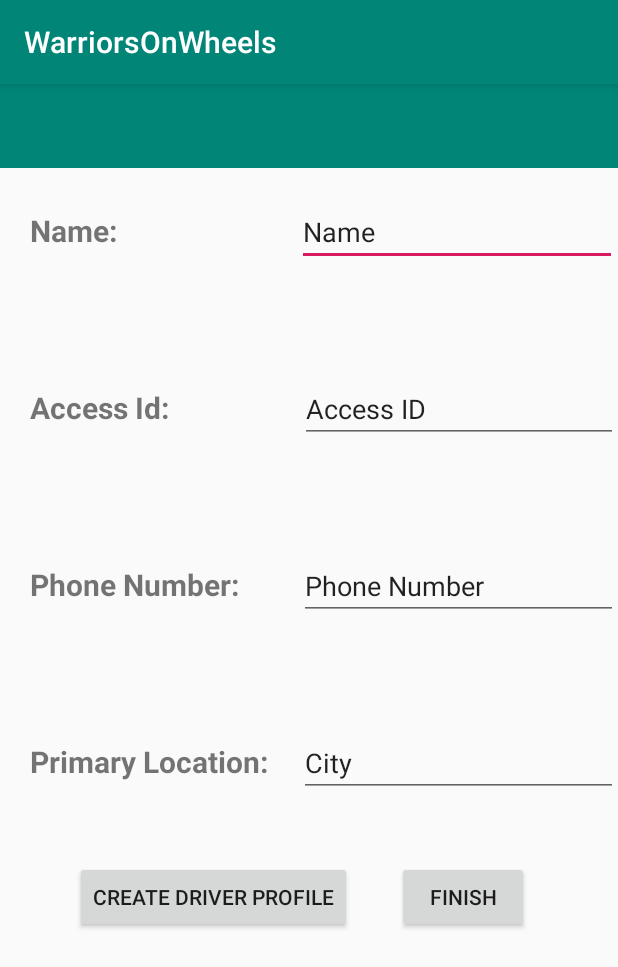
After one commit to WSU-4110/CarpoolingApp, an Android app: the PassengerProfile screen opened directly, with no data from a screen before it, on a phone screen of 412 x 824 dp. The commit adds this screen. Shown: the top 967 px of the screen. Run offline under Robolectric (Android 15) with nearby library versions, the phone set to English and light mode, and no system bars.

Commit message:
Google Login Integration + Setting Up Driver Profile

```diff
--- /dev/null
+++ b/WarriorsOnWheels/app/src/main/java/com/example/warriorsonwheels/DriverProfile.java
@@ -0,0 +1,4 @@
+package com.example.warriorsonwheels;
+
+public class DriverProfile {
+}
--- a/WarriorsOnWheels/app/src/main/java/com/example/warriorsonwheels/MainActivity.java
+++ b/WarriorsOnWheels/app/src/main/java/com/example/warriorsonwheels/MainActivity.java
@@ -1,40 +1,33 @@
 package com.example.warriorsonwheels;
 
-import androidx.annotation.NonNull;
-import androidx.annotation.Nullable;
-import androidx.appcompat.app.AppCompatActivity;
-
 import android.content.Intent;
-import android.media.Image;
 import android.os.Bundle;
-import android.util.Log;
 import android.view.View;
 import android.widget.Button;
 import android.widget.ImageView;
 import android.widget.LinearLayout;
 import android.widget.TextView;
 
+import androidx.annotation.NonNull;
+import androidx.annotation.Nullable;
+import androidx.appcompat.app.AppCompatActivity;
+
 import com.bumptech.glide.Glide;
 import com.google.android.gms.auth.api.Auth;
-import com.google.android.gms.auth.api.signin.GoogleSignIn;
 import com.google.android.gms.auth.api.signin.GoogleSignInAccount;
-import com.google.android.gms.auth.api.signin.GoogleSignInClient;
 import com.google.android.gms.auth.api.signin.GoogleSignInOptions;
 import com.google.android.gms.auth.api.signin.GoogleSignInResult;
 import com.google.android.gms.common.ConnectionResult;
 import com.google.android.gms.common.SignInButton;
-import com.google.android.gms.common.api.ApiException;
 import com.google.android.gms.common.api.GoogleApiClient;
 import com.google.android.gms.common.api.ResultCallback;
 import com.google.android.gms.common.api.Status;
-import com.google.android.gms.tasks.Task;
-
-import java.util.jar.Attributes;
 
 public class MainActivity extends AppCompatActivity implements View.OnClickListener, GoogleApiClient.OnConnectionFailedListener {
 
     private LinearLayout profileSection;
     private Button signOut;
+    private Button passProf;
     private SignInButton signIn;
     private TextView Name,Email;
     private ImageView profilePic;
@@ -50,6 +43,7 @@ public class MainActivity extends AppCompatActivity implements View.OnClickListe
         profileSection = (LinearLayout)findViewById(R.id.prof_section);
         signOut = (Button)findViewById(R.id.bn_signOut);
         signIn = (SignInButton)findViewById(R.id.sign_in_button);
+        passProf = (Button)findViewById(R.id.passProf);
         Name = (TextView)findViewById(R.id.nameDisplay);
         Email = (TextView)findViewById(R.id.emailDisplay);
         profilePic = (ImageView)findViewById(R.id.prof_pic);
@@ -57,6 +51,7 @@ public class MainActivity extends AppCompatActivity implements View.OnClickListe
         //set onClick Listener
         signIn.setOnClickListener(this);
         signOut.setOnClickListener(this);
+        passProf.setOnClickListener(this);
         profileSection.setVisibility(View.GONE);
 
         GoogleSignInOptions signInOptions = new GoogleSignInOptions.Builder(GoogleSignInOptions.DEFAULT_SIGN_IN).requestEmail().build();
@@ -73,6 +68,10 @@ public class MainActivity extends AppCompatActivity implements View.OnClickListe
                 break;
             case R.id.bn_signOut:
                 signOut();
+                break;
+            case R.id.passProf:
+                Intent intent1 = new Intent(getApplicationContext(), PassengerProfile.class);
+                startActivity(intent1);
                 break;
         }
     }
--- /dev/null
+++ b/WarriorsOnWheels/app/src/main/java/com/example/warriorsonwheels/PassengerProfile.java
@@ -0,0 +1,64 @@
+package com.example.warriorsonwheels;
+
+import android.content.Intent;
+import android.os.Bundle;
+import android.view.View;
+import android.widget.Button;
+import android.widget.EditText;
+import android.widget.LinearLayout;
+import android.widget.TextView;
+
+import androidx.appcompat.app.AppCompatActivity;
+
+
+public class PassengerProfile extends AppCompatActivity {
+
+    private LinearLayout NameLayout;
+    private LinearLayout AccessLayout;
+    private LinearLayout NumberLayout;
+    private LinearLayout LocationLayout;
+    private Button CreateDriveProf;
+    private Button finishPassProf;
+    private TextView Name,accessId, phoneNumber, location;
+    private EditText nameInp, idInput, numberInput, locationInput;
+
+    @Override
+    protected void onCreate(Bundle savedInstanceState) {
+        super.onCreate(savedInstanceState);
+        setContentView(R.layout.passengerprofile);
+
+        //Buttons
+        finishPassProf = (Button)findViewById(R.id.finishPassProf);
+        CreateDriveProf = (Button) findViewById(R.id.createDrivProf);
+
+        //Textview
+        Name = (TextView) findViewById(R.id.askName);
+        accessId = (TextView) findViewById(R.id.askAccessId);
+        phoneNumber = (TextView) findViewById(R.id.askPhoneNumber);
+        location = (TextView) findViewById(R.id.askLocation);
+
+
+
+        //EditText
+        nameInp = (EditText) findViewById(R.id.Name);
+        idInput = (EditText) findViewById(R.id.accessID);
+        numberInput = (EditText) findViewById(R.id.PhoneNumber);
+        locationInput = (EditText) findViewById(R.id.Location);
+
+    }
+
+    public void onClick(View v) {
+        switch(v.getId())
+        {
+            case R.id.createDrivProf:
+                Intent intent = new Intent(getApplicationContext(), DriverProfile.class);
+                startActivity(intent);
+                break;
+            case R.id.finishPassProf:
+                Intent intent1 = new Intent(getApplicationContext(), RideSearch.class);
+                startActivity(intent1);
+                break;
+        }
+    }
+
+}
--- /dev/null
+++ b/WarriorsOnWheels/app/src/main/java/com/example/warriorsonwheels/RideSearch.java
@@ -0,0 +1,4 @@
+package com.example.warriorsonwheels;
+
+public class RideSearch {
+}
--- a/WarriorsOnWheels/app/src/main/res/layout/activity_main.xml
+++ b/WarriorsOnWheels/app/src/main/res/layout/activity_main.xml
@@ -6,6 +6,12 @@
     android:layout_height="match_parent"
     android:orientation="vertical"
     tools:context=".MainActivity">
+
+    <androidx.appcompat.widget.Toolbar
+        android:id="@+id/tbrMain"    android:layout_width="match_parent"
+        android:layout_height="wrap_content"    android:background="?attr/colorPrimary"
+        android:minHeight="?attr/actionBarSize"    android:theme="?attr/actionBarTheme"
+        />
 
     <LinearLayout
         android:id="@+id/prof_section"
@@ -54,6 +60,12 @@
             app:layout_constraintStart_toStartOf="parent"
             app:layout_constraintTop_toBottomOf="@+id/emailDisplay"/>
 
+        <Button
+            android:id="@+id/passProf"
+            android:layout_width="match_parent"
+            android:layout_height="wrap_content"
+            android:text="Create Passenger Profile" />
+
     </LinearLayout>
 
     <com.google.android.gms.common.SignInButton
--- /dev/null
+++ b/WarriorsOnWheels/app/src/main/res/layout/driverprofile.xml
@@ -0,0 +1,11 @@
+<?xml version="1.0" encoding="utf-8"?>
+<LinearLayout xmlns:android="http://schemas.android.com/apk/res/android"
+    android:orientation="vertical" android:layout_width="match_parent"
+    android:layout_height="match_parent">
+
+    <TextView
+        android:id="@+id/textView"
+        android:layout_width="match_parent"
+        android:layout_height="wrap_content"
+        android:text="Driver Profile Page" />
+</LinearLayout>
--- /dev/null
+++ b/WarriorsOnWheels/app/src/main/res/layout/passengerprofile.xml
@@ -0,0 +1,167 @@
+<?xml version="1.0" encoding="utf-8"?>
+<LinearLayout xmlns:android="http://schemas.android.com/apk/res/android"
+    xmlns:app="http://schemas.android.com/apk/res-auto"
+    xmlns:tools="http://schemas.android.com/tools"
+    android:orientation="vertical" android:layout_width="match_parent"
+    android:layout_height="match_parent">
+
+    <androidx.appcompat.widget.Toolbar
+        android:id="@+id/tbrMain"
+        android:layout_width="match_parent"
+        android:layout_height="wrap_content"
+        android:background="?attr/colorPrimary"
+        android:minHeight="?attr/actionBarSize"
+        android:text="@string/app_name"
+        android:theme="?attr/actionBarTheme" />
+
+    <LinearLayout
+        android:id="@+id/NameLayout"
+        android:layout_width="match_parent"
+        android:layout_height="88dp"
+        android:orientation="horizontal"
+        android:layout_marginTop="20dp">
+
+
+        <TextView
+            android:id="@+id/askName"
+            android:layout_width="wrap_content"
+            android:layout_height="wrap_content"
+            android:layout_marginLeft="20dp"
+            android:text="Name:"
+            android:textSize="20sp"
+            android:textStyle="bold" />
+
+        <EditText
+            android:id="@+id/Name"
+            android:layout_width="wrap_content"
+            android:layout_height="wrap_content"
+            android:ems="10"
+            android:inputType="textPersonName"
+            android:text="Name"
+            app:layout_constraintStart_toStartOf="parent"
+            app:layout_constraintTop_toTopOf="parent"
+            android:layout_marginLeft="120dp"/>
+
+
+    </LinearLayout>
+
+    <LinearLayout
+        android:id="@+id/AccessLayout"
+        android:layout_width="match_parent"
+        android:layout_height="88dp"
+        android:orientation="horizontal"
+        android:layout_marginTop="30dp">
+
+
+        <TextView
+            android:id="@+id/askAccessId"
+            android:layout_width="wrap_content"
+            android:layout_height="wrap_content"
+            android:layout_marginLeft="20dp"
+            android:text="Access Id:"
+            android:textSize="20sp"
+            android:textStyle="bold" />
+
+        <EditText
+            android:id="@+id/accessID"
+            android:layout_width="wrap_content"
+            android:layout_height="wrap_content"
+            android:layout_marginLeft="87dp"
+            android:ems="10"
+            android:inputType="text"
+            android:text="Access ID"
+            app:layout_constraintStart_toStartOf="parent"
+            app:layout_constraintTop_toTopOf="parent" />
+
+
+    </LinearLayout>
+
+    <LinearLayout
+        android:id="@+id/NumberLayout"
+        android:layout_width="match_parent"
+        android:layout_height="88dp"
+        android:orientation="horizontal"
+        android:layout_marginTop="30dp">
+
+
+        <TextView
+            android:id="@+id/askPhoneNumber"
+            android:layout_width="wrap_content"
+            android:layout_height="wrap_content"
+            android:layout_marginLeft="20dp"
+            android:text="Phone Number:"
+            android:textSize="20sp"
+            android:textStyle="bold" />
+
+        <EditText
+            android:id="@+id/PhoneNumber"
+            android:layout_width="wrap_content"
+            android:layout_height="wrap_content"
+            android:layout_marginLeft="40dp"
+            android:ems="10"
+            android:inputType="phone"
+            android:text="Phone Number"
+            app:layout_constraintStart_toStartOf="parent"
+            app:layout_constraintTop_toTopOf="parent" />
+
+
+    </LinearLayout>
+
+    <LinearLayout
+        android:id="@+id/LocationLayout"
+        android:layout_width="match_parent"
+        android:layout_height="88dp"
+        android:orientation="horizontal"
+        android:layout_marginTop="30dp">
+
+
+        <TextView
+            android:id="@+id/askLocation"
+            android:layout_width="wrap_content"
+            android:layout_height="wrap_content"
+            android:layout_marginLeft="20dp"
+            android:text="Primary Location:"
+            android:textSize="20sp"
+            android:textStyle="bold" />
+
+        <EditText
+            android:id="@+id/Location"
+            android:layout_width="wrap_content"
+            android:layout_height="wrap_content"
+            android:layout_marginLeft="20dp"
+            android:ems="10"
+            android:inputType="text"
+            android:text="City"
+            app:layout_constraintStart_toStartOf="parent"
+            app:layout_constraintTop_toTopOf="parent" />
+
+
+    </LinearLayout>
+
+    <LinearLayout
+        android:orientation="horizontal"
+        android:layout_width="match_parent"
+        android:layout_height="wrap_content"
+        >
+
+        <Button
+            android:id="@+id/createDrivProf"
+            android:layout_width="wrap_content"
+            android:layout_height="wrap_content"
+            android:layout_gravity="center"
+            android:layout_marginLeft="50dp"
+            android:text="Create Driver Profile" />
+
+        <Button
+            android:id="@+id/finishPassProf"
+            android:layout_width="wrap_content"
+            android:layout_height="wrap_content"
+            android:layout_marginLeft="30dp"
+            android:text="Finish" />
+
+    </LinearLayout>
+
+
+
+
+</LinearLayout>
--- /dev/null
+++ b/WarriorsOnWheels/app/src/main/res/layout/ridesearch.xml
@@ -0,0 +1,11 @@
+<?xml version="1.0" encoding="utf-8"?>
+<LinearLayout xmlns:android="http://schemas.android.com/apk/res/android"
+    android:orientation="vertical" android:layout_width="match_parent"
+    android:layout_height="match_parent">
+
+    <TextView
+        android:id="@+id/textView2"
+        android:layout_width="match_parent"
+        android:layout_height="wrap_content"
+        android:text="Ride Search Page" />
+</LinearLayout>
```
Also changed, not shown: WarriorsOnWheels/app/src/main/AndroidManifest.xml (+7 -0 lines), 1 other file.
